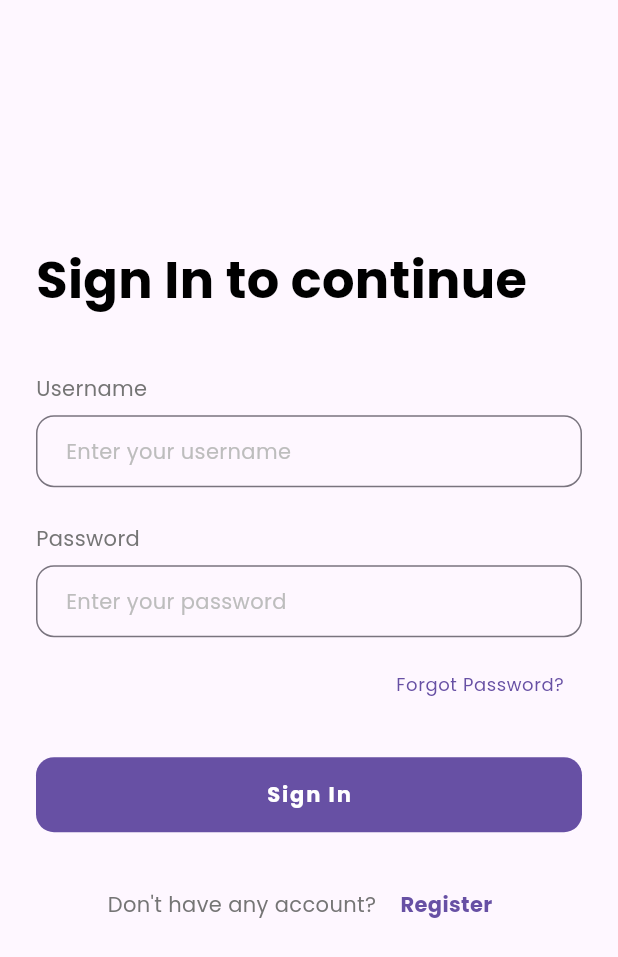
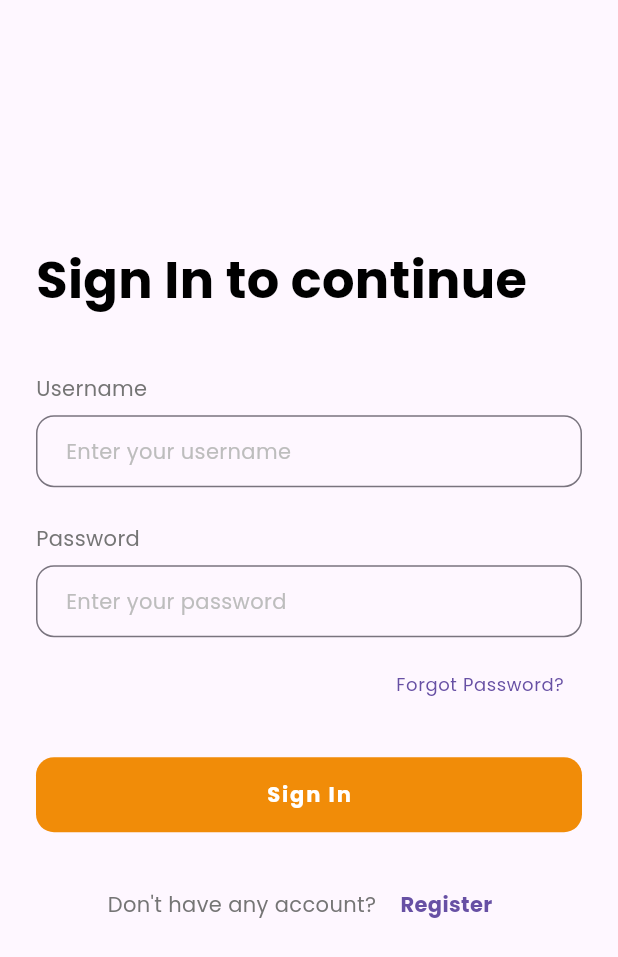
Before and after one commit to Bethelhem6/Mini-Service-Booking-App, a Flutter app: the screen it shows after launch, on a phone screen of 412 x 824 dp. Shown: the top 957 px of the screen. Run offline on Flutter 3.47's test engine with Material 3 defaults, Android fonts, the phone set to English and light mode, and no system bars; our stand-ins replace connectivity_plus, dio, get, get_storage, google_fonts, hive and 2 more; accounts and stored records are empty.

Commit message:
Add app color constants, update themes, and enhance translations

```diff
--- /dev/null
+++ b/lib/core/constants/app_colors.dart
@@ -0,0 +1,37 @@
+import 'package:flutter/material.dart';
+
+class AppColors {
+  static const Color primaryGreen = Color.fromARGB(255, 13, 168, 13);
+  static const Color primaryGreenLight = Color(0xFF65D48D);
+  static const Color primaryGreenVeryLight = Color(0xFFB6E8C8);
+  static const Color primaryBlueGrey = Color(0xFFE3EAEF);
+  static const Color primaryBlueLight = Color(0xFFC8DAFF);
+  static const Color primaryLight = Color(0xFFF1F4F7);
+  static const Color primaryFade = Color(0xFF92B6FE);
+  static const white = Color(0xFFFFFFFF);
+  static const black = Color(0xFF000000);
+  static const primaryColor = Color.fromARGB(255, 241, 140, 8);
+  static const orange = Color(0xFFFF5433);
+  static const lightGray = Color(0xFFdddddd);
+  static const darkGray = Color(0xFF808080);
+  static const Color backgroundColor = Color(0xFFF1F4F7);
+
+  static const red = Color(0xFFff0000);
+  static const transparent = Colors.transparent;
+
+  static const blue400 = Color(0xff32A2F2);
+  static const blue300 = Color(0xff80C5F9);
+  static const blue200 = Color(0xffBCDEFB);
+  static const blue100 = Color(0xffE1EFFD);
+  static const blue50 = Color(0xffF0F7FF);
+  static const yellow = Color(0xFFFFCC00);
+
+  static const blackBold = Color(0xff3A3838);
+  static const Color grey100 = Color(0xFFFAFAFA);
+  static const Color grey200 = Color(0xFFF5F5F5);
+  static const Color grey300 = Color(0xFFE0E0E0);
+  static const Color grey400 = Color(0xFFBDBDBD);
+  static const Color grey500 = Color(0xFF9E9E9E);
+  static const Color grey600 = Color(0xFF757575);
+  static const Color grey700 = Color(0xFF424242);
+}
--- a/lib/core/themes/app_theme.dart
+++ b/lib/core/themes/app_theme.dart
@@ -3,6 +3,7 @@ import 'package:google_fonts/google_fonts.dart';
 
 class AppTheme {
   static TextTheme lightTextTheme = TextTheme(
+
     displayLarge: GoogleFonts.poppins(
       fontSize: 97,
       fontWeight: FontWeight.w300,
@@ -149,7 +150,7 @@ class AppTheme {
   );
 
   static final lightTheme = ThemeData(
-    primarySwatch: Colors.red,
+    primarySwatch: Colors.orange,
     brightness: Brightness.light,
     textTheme: lightTextTheme,
     appBarTheme: AppBarTheme(
@@ -169,7 +170,7 @@ class AppTheme {
   );
 
   static final darkTheme = ThemeData(
-    primarySwatch: Colors.blue,
+    primarySwatch: Colors.orange,
     brightness: Brightness.dark,
     textTheme: darkTextTheme,
     appBarTheme: AppBarTheme(
--- a/lib/main.dart
+++ b/lib/main.dart
@@ -39,6 +39,7 @@ class MyApp extends StatelessWidget {
   @override
   Widget build(BuildContext context) {
     return GetMaterialApp(
+
       title: 'Service Booking App',
       debugShowCheckedModeBanner: false,
       theme: AppTheme.lightTheme,
--- a/lib/presentation/pages/home/controllers/home_controller.dart
+++ b/lib/presentation/pages/home/controllers/home_controller.dart
@@ -1,5 +1,6 @@
 import 'package:flutter/material.dart';
 import 'package:get/get.dart';
+import 'package:mini_service_booking_app/core/constants/app_colors.dart';
 import 'package:mini_service_booking_app/core/routes/app_pages.dart';
 import 'package:mini_service_booking_app/domain/entities/service.dart';
 import 'package:mini_service_booking_app/domain/usecases/base_usecase.dart';
@@ -57,7 +58,7 @@ class HomeController extends GetxController {
   // Add this getter for dropdown
   List<String> get categoryNames =>
       ['All', ...categories.map((c) => c['name'] as String)].toList();
-      final currentPromoIndex = 0.obs;
+  final currentPromoIndex = 0.obs;
   final isSwiping = false.obs;
   // Promotions for the carousel
   final promotions =
@@ -216,7 +217,7 @@ class HomeController extends GetxController {
 
   void showFilterDialog() {
     final theme = Theme.of(Get.context!);
-    final primaryColor = theme.primaryColor;
+    final primaryColor = AppColors.primaryColor;
 
     Get.dialog(
       AlertDialog(
--- a/lib/presentation/pages/home/views/home_view.dart
+++ b/lib/presentation/pages/home/views/home_view.dart
@@ -1,5 +1,6 @@
 import 'package:flutter/material.dart';
 import 'package:get/get.dart';
+import 'package:mini_service_booking_app/core/constants/app_colors.dart';
 import 'package:mini_service_booking_app/domain/entities/service.dart';
 import 'package:mini_service_booking_app/presentation/controllers/language_controller.dart';
 import 'package:mini_service_booking_app/presentation/pages/home/controllers/home_controller.dart';
@@ -12,7 +13,7 @@ class HomeView extends GetView<HomeController> {
   @override
   Widget build(BuildContext context) {
     final theme = Theme.of(context);
-    final primaryColor = theme.primaryColor;
+    final primaryColor = AppColors.primaryColor;
     final textTheme = theme.textTheme;
 
     return Scaffold(
--- a/lib/presentation/pages/login/views/login_view.dart
+++ b/lib/presentation/pages/login/views/login_view.dart
@@ -1,5 +1,6 @@
 import 'package:flutter/material.dart';
 import 'package:get/get.dart';
+import 'package:mini_service_booking_app/core/constants/app_colors.dart';
 import 'package:mini_service_booking_app/presentation/pages/login/controllers/login_controller.dart';
 
 class LoginView extends GetView<LoginController> {
@@ -106,7 +107,7 @@ class LoginView extends GetView<LoginController> {
                     onPressed:
                         controller.isLoading.value ? null : controller.login,
                     style: ElevatedButton.styleFrom(
-                      backgroundColor: Theme.of(context).primaryColor,
+                      backgroundColor: AppColors.primaryColor,
                       shape: RoundedRectangleBorder(
                         borderRadius: BorderRadius.circular(12),
                       ),
--- a/lib/presentation/pages/service_details/views/service_details_view.dart
+++ b/lib/presentation/pages/service_details/views/service_details_view.dart
@@ -1,5 +1,6 @@
 import 'package:flutter/material.dart';
 import 'package:get/get.dart';
+import 'package:mini_service_booking_app/core/constants/app_colors.dart';
 import 'package:mini_service_booking_app/presentation/pages/service_details/controllers/service_details_controller.dart';
 
 class ServiceDetailsView extends GetView<ServiceDetailsController> {
@@ -8,7 +9,7 @@ class ServiceDetailsView extends GetView<ServiceDetailsController> {
   @override
   Widget build(BuildContext context) {
     final theme = Theme.of(context);
-    final primaryColor = theme.colorScheme.primary;
+    final primaryColor = AppColors.primaryColor;
 
     return Scaffold(
       appBar: AppBar(
@@ -121,7 +122,6 @@ class ServiceDetailsView extends GetView<ServiceDetailsController> {
                             text: '${service.duration} min',
                             color: theme.colorScheme.tertiaryContainer,
                           ),
-
                         ],
                       ),
                       const SizedBox(height: 16),
@@ -172,10 +172,7 @@ class ServiceDetailsView extends GetView<ServiceDetailsController> {
                         ),
                       ),
                       const SizedBox(height: 8),
-                      Text(
-                        service.category,
-                        style: theme.textTheme.bodyMedium,
-                      ),
+                      Text(service.category, style: theme.textTheme.bodyMedium),
                       const SizedBox(height: 80), // Space for bottom button
                     ]),
                   ),
--- a/lib/presentation/pages/service_details/views/service_form_view.dart
+++ b/lib/presentation/pages/service_details/views/service_form_view.dart
@@ -1,5 +1,6 @@
 import 'package:flutter/material.dart';
 import 'package:get/get.dart';
+import 'package:mini_service_booking_app/core/constants/app_colors.dart';
 import 'package:mini_service_booking_app/presentation/pages/service_details/controllers/service_form_controller.dart';
 
 class ServiceFormView extends GetView<ServiceFormController> {
@@ -8,7 +9,7 @@ class ServiceFormView extends GetView<ServiceFormController> {
   @override
   Widget build(BuildContext context) {
     final theme = Theme.of(context);
-    final primaryColor = theme.primaryColor;
+    final primaryColor = AppColors.primaryColor;
 
     return Scaffold(
       appBar: AppBar(
@@ -123,7 +124,7 @@ class ServiceFormView extends GetView<ServiceFormController> {
                 decoration: InputDecoration(
                   hintText: '0.00',
                   hintStyle: TextStyle(color: Colors.grey[400]),
-                  prefixText: '\ETB ',
+                  prefixText: 'ETB ',
                   filled: true,
                   fillColor: Colors.grey[100],
                   border: OutlineInputBorder(
@@ -231,6 +232,7 @@ class ServiceFormView extends GetView<ServiceFormController> {
                   ),
                   padding: const EdgeInsets.symmetric(horizontal: 12),
                   child: SwitchListTile(
+                    activeColor: primaryColor,
                     title: Text(
                       'Availability',
                       style: theme.textTheme.bodyMedium,
--- a/lib/presentation/translations/app_translations.dart
+++ b/lib/presentation/translations/app_translations.dart
@@ -18,7 +18,11 @@ class AppTranslations extends Translations {
       'english': 'English',
       'spanish': 'Español',
       'promotions': 'Promotions',
-
+      'addService': "Add Service",
+      'serviceDetails':'Service Details',
+      'description': 'Description',
+      'available': 'Available',
+      'notAvailable': 'Not Available',
       // Service card translations
       'price': 'ETB@price',
       'rating': '@rating',
@@ -127,10 +131,11 @@ class AppTranslations extends Translations {
       'minutes': 'minutes',
       'day': 'day',
       'days': 'days',
-      'language':"Language"
+      'language': "Language",
     },
     'am_ET': {
       'serviceBooking': 'አገልግሎት ቦታ ማስያዝ',
+      'addService': "Add Service",
       'searchServices': 'አገልግሎቶችን ፈልግ...',
       'categories': 'ምድቦች',
       'availableServices': 'የሚገኙ አገልግሎቶች',
@@ -249,8 +254,11 @@ class AppTranslations extends Translations {
       'minutes': 'ደቂቃዎች',
       'day': 'ቀን',
       'days': 'ቀናት',
-      'language':'Language'
-
-    }
+      'language': 'Language',
+      'serviceDetails': 'Service Details',
+      'description': 'Description',
+      'available': 'Available',
+      'notAvailable': 'Not Available',
+    },
   };
 }
```
